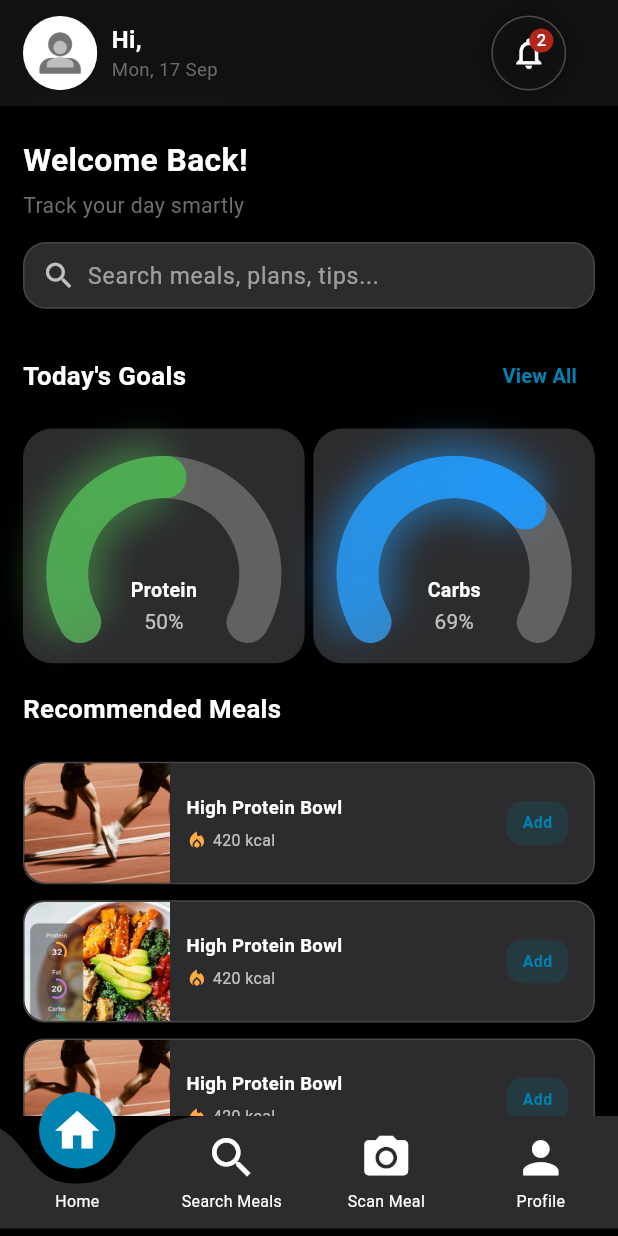
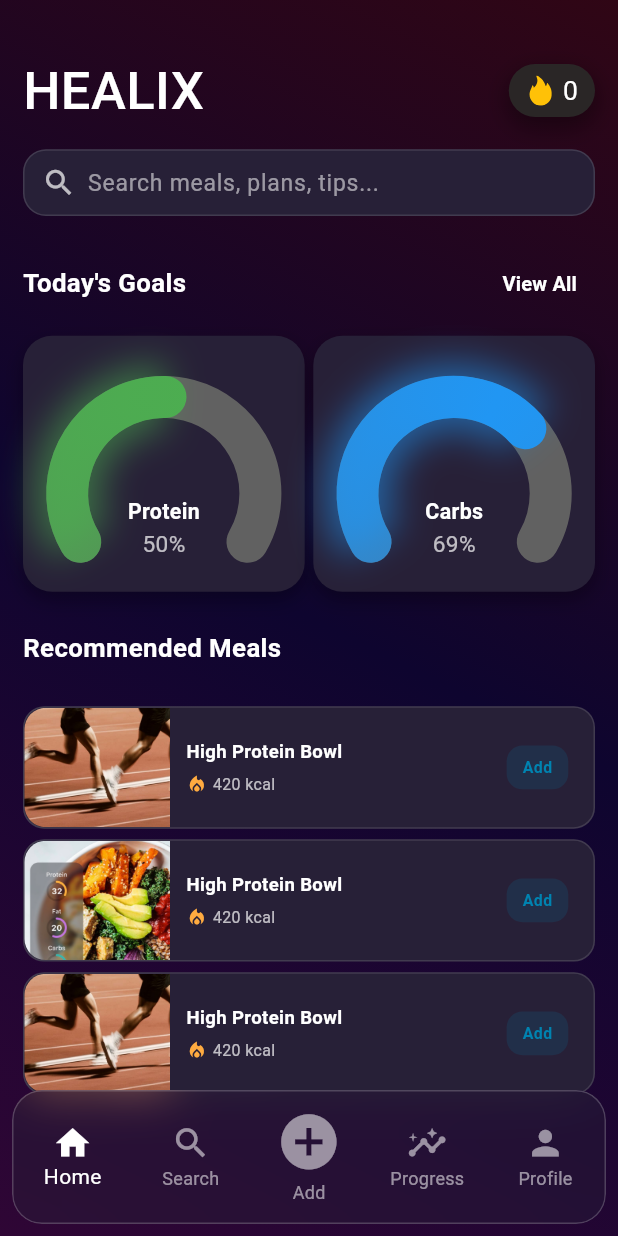
Before and after one commit to ahmednaderahmednader1717-art/HEALIX, a Flutter app: the HomeScreen screen opened directly with empty values, on a phone screen of 412 x 824 dp. Run offline on Flutter 3.47's test engine with Material 3 defaults, Android fonts, the phone set to English and light mode, and no system bars; drawn by our look-alikes of curved_labeled_navigation_bar; our stand-ins replace carousel_slider, dio, file_picker, flutter_svg, gap, google_fonts and 4 more; accounts and stored records are empty.

Commit message:
customized home screen

```diff
--- a/lib/core/app_colors.dart
+++ b/lib/core/app_colors.dart
@@ -3,5 +3,5 @@ import 'package:flutter/material.dart';
 class AppColors {
   static const primarayColor = Color(0xFF0083B0);
   static const secondaryColor = Color.fromARGB(255, 109, 109, 109);
-  static const ContainerColor = Color(0xFF2C2C2E);
+  static const ContainerColor = Color.fromARGB(255, 39, 32, 55);
 }
--- a/lib/views/auth/multi_step_signup_page.dart
+++ b/lib/views/auth/multi_step_signup_page.dart
@@ -258,6 +258,7 @@ class _MultiStepSignUpPageState extends State<MultiStepSignUpPage> {
       child: Scaffold(
         backgroundColor: Colors.black,
         appBar: AppBar(
+          automaticallyImplyLeading: false,
           backgroundColor: Colors.black,
           centerTitle: true,
           title: const Text(
--- a/lib/views/auth/sign_up_steps/step_diet_type.dart
+++ b/lib/views/auth/sign_up_steps/step_diet_type.dart
@@ -1,8 +1,5 @@
-import 'dart:convert';
 import 'dart:math';
-
 import 'package:flutter/material.dart';
-import 'package:flutter_svg/flutter_svg.dart'; // لو عندك SVG icons
 import 'package:gap/gap.dart';
 
 class StepDietType extends StatelessWidget {
@@ -50,7 +47,6 @@ class StepDietType extends StatelessWidget {
     final h = screenHeight / baseHeight;
     // ignore: unused_local_variable
     final scale = min(w, h);
-    final double toolbarHeight = 80 * h;
 
     return SingleChildScrollView(
       child: Padding(
--- a/lib/views/auth/sign_up_steps/stepextradetails.dart
+++ b/lib/views/auth/sign_up_steps/stepextradetails.dart
@@ -1,13 +1,10 @@
 import 'dart:math';
-
 import 'package:flutter/material.dart';
 import 'package:gap/gap.dart';
 import 'package:google_fonts/google_fonts.dart';
 import 'package:test_splash/core/app_colors.dart';
 
 class StepExtraDetails extends StatelessWidget {
-
-
 
   final String? selectedGender;
   final String? genderError;
@@ -55,7 +52,7 @@ class StepExtraDetails extends StatelessWidget {
     final w = screenWidth / baseWidth;
     final h = screenHeight / baseHeight;
     final scale = min(w, h);
-    final double toolbarHeight = 80 * h;
+
     return SingleChildScrollView(
       child: Padding(
         padding: EdgeInsets.symmetric(horizontal: 16*w),
--- a/lib/views/home/home_screen.dart
+++ b/lib/views/home/home_screen.dart
@@ -1,14 +1,13 @@
 import 'dart:math';
-import 'package:curved_labeled_navigation_bar/curved_navigation_bar.dart';
-import 'package:curved_labeled_navigation_bar/curved_navigation_bar_item.dart';
+import 'dart:ui';
 import 'package:flutter/material.dart';
 import 'package:test_splash/core/app_colors.dart';
 import 'package:test_splash/models/user_info_model.dart';
 import 'package:test_splash/views/home/views/home_tab.dart';
 import 'package:test_splash/views/home/views/profile_tab.dart';
+import 'package:test_splash/views/home/views/progress_tab.dart';
 import 'package:test_splash/views/home/views/scan_meal_tab.dart';
 import 'package:test_splash/views/home/views/search_meal_tab.dart';
-import 'package:test_splash/views/home/widgets/home_page_appbar.dart';
 
 class HomeScreen extends StatefulWidget {
   const HomeScreen({super.key, required this.user});
@@ -22,7 +21,6 @@ class HomeScreen extends StatefulWidget {
 class _HomeScreenState extends State<HomeScreen> {
   int _currentIndex = 0;
 
-  // الصفحات
   late final List<Widget> _pages = [
     HomeTab(
       onTabChange: (index) {
@@ -31,6 +29,7 @@ class _HomeScreenState extends State<HomeScreen> {
     ),
     const SearchMealTab(),
     const ScanMealTab(),
+    const ProgressTab(),
     const ProfileTab(),
   ];
 
@@ -43,63 +42,99 @@ class _HomeScreenState extends State<HomeScreen> {
     final w = screenWidth / baseWidth;
     final h = screenHeight / baseHeight;
     final scale = min(w, h);
-    final double toolbarHeight = 80 * h;
 
     return Scaffold(
-      backgroundColor: Colors.black,
-
-      // 👇 Stack عشان نضيف AppBar ثابت فوق كل التابات
+      extendBody: true, // مهم للشفافية
       body: Stack(
         children: [
-          // محتوى التابات
-          IndexedStack(index: _currentIndex, children: _pages),
-
-          // AppBar ثابت لكل الصفحات
-          HomePageAppBar(
-            toolbarHeight: toolbarHeight,
-            w: w,
-            scale: scale,
-            fullName: widget.user.fullName, profilePictureUrl: widget.user.profilePictureUrl,
+          // Gradient Background
+          Container(
+            decoration: const BoxDecoration(
+              gradient: LinearGradient(
+                colors: [
+                  Color.fromARGB(255, 48, 6, 21),
+                  Color.fromARGB(255, 14, 5, 47),
+                  Color.fromARGB(255, 47, 6, 53),
+                ],
+                begin: Alignment.topRight,
+                end: Alignment.bottomLeft,
+              ),
+            ),
+          ),
+          // محتوى التابات مع padding أسفل BottomNavigationBar
+          IndexedStack(
+            index: _currentIndex,
+            children: _pages.map((page) {
+              return Padding(
+                padding: EdgeInsets.only(
+                  bottom: MediaQuery.of(context).padding.bottom + 90,
+                ),
+                child: page,
+              );
+            }).toList(),
           ),
         ],
       ),
+      bottomNavigationBar: Theme(
+        data: Theme.of(context).copyWith(
+          splashColor: Colors.transparent,
+          highlightColor: Colors.transparent,
+        ),
+        child: Padding(
+          padding: const EdgeInsets.all(8.0),
+          child: ClipRRect(
+            borderRadius: BorderRadius.circular(20),
+            child: BackdropFilter(
+              filter: ImageFilter.blur(sigmaX: 15, sigmaY: 15),
+              child: Container(
+                height: 101*h,
+                decoration: BoxDecoration(
+                  color: AppColors.ContainerColor.withOpacity(0.4),
+                  borderRadius: BorderRadius.circular(20),
+                  border: Border.all(
+                    color: Colors.white.withOpacity(0.2),
+                    width: 1,
+                  ),
+                ),
+                child: BottomNavigationBar(
 
-      // شريط التنقل السفلي
-      bottomNavigationBar: CurvedNavigationBar(
-        iconPadding: 8,
-        backgroundColor: const Color.fromARGB(
-          153,
-          0,
-          0,
-          0,
-        ).withValues(alpha: 0.60),
-        color: AppColors.ContainerColor,
-        buttonBackgroundColor: AppColors.primarayColor,
-        animationDuration: Duration(milliseconds: 400),
-        height: 80,
+                  currentIndex: _currentIndex,
+                  onTap: (index) => setState(() => _currentIndex = index),
+                  backgroundColor: Colors.transparent,
+                  elevation: 0,
+                  type: BottomNavigationBarType.fixed,
+                  selectedItemColor: Colors.white,
+                  unselectedItemColor: Colors.white54,
+                  showSelectedLabels: true,
+                  showUnselectedLabels: true,
+                  useLegacyColorScheme: false,
                   items: [
-          CurvedNavigationBarItem(
-            child: const Icon(Icons.home, color: Colors.white, size: 35),
+                    BottomNavigationBarItem(
+                      icon: Icon(Icons.home, size: 30 * scale),
                       label: "Home",
-            labelStyle: TextStyle(fontSize: 12 * scale, color: Colors.white),
                     ),
-          CurvedNavigationBarItem(
-            child: const Icon(Icons.search, color: Colors.white, size: 35),
-            label: "Search Meals",
-            labelStyle: TextStyle(fontSize: 12 * scale, color: Colors.white),
+                    BottomNavigationBarItem(
+                      icon: Icon(Icons.search, size: 30 * scale),
+                      label: "Search",
                     ),
-          CurvedNavigationBarItem(
-            child: Icon(Icons.camera_alt, color: Colors.white, size: 35),
-            label: "Scan Meal",
-            labelStyle: TextStyle(fontSize: 12 * scale, color: Colors.white),
+                    BottomNavigationBarItem(
+                      icon: Icon(Icons.add_circle, size: 50 * scale),
+                      label: "Add",
                     ),
-          CurvedNavigationBarItem(
-            child: const Icon(Icons.person, color: Colors.white, size: 35),
+                    BottomNavigationBarItem(
+                      icon: Icon(Icons.insights_sharp, size: 30 * scale),
+                      label: "Progress",
+                    ),
+                    BottomNavigationBarItem(
+                      icon: Icon(Icons.person, size: 30 * scale),
                       label: "Profile",
-            labelStyle: TextStyle(fontSize: 12 * scale, color: Colors.white),
                     ),
                   ],
-        onTap: (index) => setState(() => _currentIndex = index),
+                ),
+              ),
+            ),
+          ),
+        ),
       ),
     );
   }
--- a/lib/views/home/views/home_tab.dart
+++ b/lib/views/home/views/home_tab.dart
@@ -1,5 +1,8 @@
+import 'dart:math';
 import 'package:flutter/material.dart';
+import 'package:flutter_svg/flutter_svg.dart';
 import 'package:gap/gap.dart';
+import 'package:google_fonts/google_fonts.dart';
 import 'package:test_splash/models/nutrient.dart';
 import 'package:test_splash/views/home/widgets/charts_widget.dart';
 import 'package:test_splash/views/home/widgets/custom_search_bar.dart';
@@ -24,35 +27,30 @@ class _HomeTabState extends State<HomeTab> {
     final screenWidth = MediaQuery.of(context).size.width;
     final screenHeight = MediaQuery.of(context).size.height;
 
-    // التصميم الأساسي الذي تم التصميم عليه
     const baseWidth = 430.0;
     const baseHeight = 932.0;
 
-    // scale منفصل للعرض والارتفاع
     final w = screenWidth / baseWidth;
     final h = screenHeight / baseHeight;
+    final scale = min(w, h);
 
-    final double toolbarHeight = 80 * h;
-
-    // إعداد الـ Grid حسب حجم الشاشة
     int crossAxisCount;
     double childAspectRatio;
 
     if (screenWidth < 600) {
-      crossAxisCount = 2; // موبايل
-      childAspectRatio = 1.2;
+      crossAxisCount = 2;
+      childAspectRatio = 1.1;
     } else if (screenWidth < 900) {
-      crossAxisCount = 3; // تابلت صغير
+      crossAxisCount = 3;
       childAspectRatio = 1.2;
     } else if (screenWidth < 1200) {
       crossAxisCount = 4;
-      childAspectRatio = 1.5;
+      childAspectRatio = 1.25;
     } else {
       crossAxisCount = 4;
       childAspectRatio = 1.3;
     }
 
-    // عدد العناصر المبدئية حسب حجم الشاشة
     int defaultGoals;
     if (screenWidth < 600) {
       defaultGoals = 2;
@@ -62,40 +60,76 @@ class _HomeTabState extends State<HomeTab> {
       defaultGoals = Nutrient.nutrients.length;
     }
 
-    // عدد العناصر المعروضة
     final goalsToShow = _showAllGoals
         ? Nutrient.nutrients.length
         : (Nutrient.nutrients.length >= defaultGoals
               ? defaultGoals
               : Nutrient.nutrients.length);
 
-    // هل نعرض زر View All؟
     final bool showActionButton = Nutrient.nutrients.length > defaultGoals;
 
-    return Stack(
-      children: [
-        SingleChildScrollView(
+    return SingleChildScrollView(
       physics: const BouncingScrollPhysics(),
       padding: EdgeInsets.only(
         left: 16 * w,
         right: 16 * w,
-            top: toolbarHeight,
-            bottom: 120 * h,
+        // لا يوجد بادينج سفلي كي لا يظهر فراغ زائد
       ),
       child: Column(
         crossAxisAlignment: CrossAxisAlignment.start,
         children: [
-              Gap(24 * h),
-              SectionTitle(
-                title: "Welcome Back!",
-                subtitle: "Track your day smartly",
-                scale: h,
+          Gap(40 * h),
+          Row(
+            children: [
+              Text(
+                "HEALIX",
+                style: GoogleFonts.inriaSans(
+                  fontSize: 35,
+                  color: Colors.white,
+                  fontWeight: FontWeight.w500,
+                ),
+              ),
+              const Spacer(),
+              Container(
+                width: 60 * w,
+                height: 40 * h,
+                decoration: BoxDecoration(
+                  color: const Color.fromARGB(255, 42, 38, 38),
+                  borderRadius: BorderRadius.circular(20),
+                  boxShadow: [
+                    BoxShadow(
+                      color: Colors.black.withOpacity(0.35),
+                      blurRadius: 12,
+                      spreadRadius: 2,
+                      offset: const Offset(0, 6),
+                    ),
+                  ],
+                ),
+                child: Row(
+                  mainAxisAlignment: MainAxisAlignment.center,
+                  children: [
+                    SvgPicture.asset(
+                      "assets/SVGs/fire-svgrepo-com.svg",
+                      color: Colors.amber,
+                      width: 20,
+                      height: 20,
+                    ),
+                    Gap(5 * w),
+                    Text(
+                      "0",
+                      style: GoogleFonts.inriaSans(
+                        fontSize: 20 * scale,
+                        color: Colors.white,
+                      ),
+                    ),
+                  ],
+                ),
+              ),
+            ],
           ),
           Gap(16 * h),
           CustomSearchBar(scale: w),
           Gap(24 * h),
-
-              // Today's Goals
           RowHeader(
             title: "Today's Goals",
             actionText: showActionButton
@@ -109,11 +143,10 @@ class _HomeTabState extends State<HomeTab> {
             scale: w,
           ),
           Gap(12 * h),
-
-              // GridView responsive
           GridView.builder(
             physics: const NeverScrollableScrollPhysics(),
             shrinkWrap: true,
+            padding: EdgeInsets.zero, // مهم لتجنب أي فراغ داخلي
             itemCount: goalsToShow,
             gridDelegate: SliverGridDelegateWithFixedCrossAxisCount(
               crossAxisCount: crossAxisCount,
@@ -131,23 +164,19 @@ class _HomeTabState extends State<HomeTab> {
               );
             },
           ),
-              Gap(8 * h),
-
-              // Recommended Meals section
+          Gap(16 * h),
           RowHeader(
             title: "Recommended Meals",
             actionText: "",
             onAction: null,
             scale: w,
           ),
-              Gap(12 * h),
-
-              // Meals list
+          Gap(16 * h),
           ListView.separated(
             physics: const NeverScrollableScrollPhysics(),
             shrinkWrap: true,
             itemCount: 5,
-                separatorBuilder: (_, __) => SizedBox(height: 12 * h),
+            separatorBuilder: (_, __) => SizedBox(height: 8 * h), // gap صغير
             itemBuilder: (context, index) {
               final image = index.isEven
                   ? "assets/covers/IMG_1049.JPG"
@@ -160,11 +189,9 @@ class _HomeTabState extends State<HomeTab> {
               );
             },
           ),
-              Gap(28 * h),
+          // احذف أي Gap أو SizedBox كبيرة تحت ListView نهائياً
         ],
       ),
-        ),
-      ],
     );
   }
 }
--- /dev/null
+++ b/lib/views/home/views/progress_tab.dart
@@ -0,0 +1,46 @@
+import 'dart:math';
+
+import 'package:flutter/material.dart';
+import 'package:google_fonts/google_fonts.dart';
+
+class ProgressTab extends StatelessWidget {
+  const ProgressTab({super.key});
+
+  @override
+  Widget build(BuildContext context) {
+    final screenWidth = MediaQuery.of(context).size.width;
+    final screenHeight = MediaQuery.of(context).size.height;
+    const baseWidth = 430.0;
+    const baseHeight = 932.0;
+    final w = screenWidth / baseWidth;
+    final h = screenHeight / baseHeight;
+    final scale = min(w, h);
+    final double toolbarHeight = 80 * h;
+
+    return Stack(
+      children: [
+        SingleChildScrollView(
+          padding: EdgeInsets.only(
+            left: 16 * w,
+            right: 16 * w,
+            top: toolbarHeight + 10 * h,
+            bottom: 120 * h,
+          ),
+          child: Center(
+            child: Column(
+              children: [
+                Text(
+                  "Progress",
+                  style: GoogleFonts.inriaSans(
+                    color: Colors.white,
+                    fontSize: 18 * scale,
+                  ),
+                ),
+              ],
+            ),
+          ),
+        ),
+      ],
+    );
+  }
+}
--- a/lib/views/home/widgets/charts_widget.dart
+++ b/lib/views/home/widgets/charts_widget.dart
@@ -2,6 +2,7 @@ import 'dart:math';
 import 'package:flutter/material.dart';
 import 'package:gap/gap.dart';
 import 'package:google_fonts/google_fonts.dart';
+import 'package:test_splash/core/app_colors.dart';
 
 class AppleRingCard extends StatefulWidget {
   final String title;
@@ -70,7 +71,7 @@ class _AppleRingCardState extends State<AppleRingCard>
 
         return Container(
           decoration: BoxDecoration(
-            color: const Color(0xFF2C2C2E),
+            color: AppColors.ContainerColor,
             borderRadius: BorderRadius.circular(22 * widget.scale),
             boxShadow: [
               BoxShadow(
--- a/lib/views/home/widgets/custom_search_bar.dart
+++ b/lib/views/home/widgets/custom_search_bar.dart
@@ -1,5 +1,6 @@
 import 'package:flutter/material.dart';
 import 'package:google_fonts/google_fonts.dart';
+import 'package:test_splash/core/app_colors.dart';
 
 class CustomSearchBar extends StatelessWidget {
   final double scale;
@@ -9,7 +10,7 @@ class CustomSearchBar extends StatelessWidget {
   Widget build(BuildContext context) {
     return Container(
       decoration: BoxDecoration(
-        color: const Color(0xFF2C2C2E),
+        color: AppColors.ContainerColor,
         borderRadius: BorderRadius.circular(16 * scale),
         border: Border.all(color: Colors.white12),
       ),
--- a/lib/views/home/widgets/home_page_appbar.dart
+++ b/lib/views/home/widgets/home_page_appbar.dart
@@ -30,9 +30,6 @@ class _HomePageAppBarState extends State<HomePageAppBar> {
 
     print("🖼️ ProfilePictureUrl in AppBar: '${widget.profilePictureUrl}'");
     return Positioned(
-      top: 0,
-      left: 0,
-      right: 0,
       child: SizedBox(
         height: widget.toolbarHeight,
         child: ClipRRect(
--- a/lib/views/home/widgets/row_header.dart
+++ b/lib/views/home/widgets/row_header.dart
@@ -31,7 +31,7 @@ class RowHeader extends StatelessWidget {
           child: Text(
             actionText,
             style: TextStyle(
-              color: AppColors.primarayColor,
+              color: const Color.fromARGB(255, 255, 255, 255),
               fontSize: 14 * scale,
               fontWeight: FontWeight.w600,
             ),
```
Also changed, not shown: assets/SVGs/fire-svgrepo-com.svg (added). Lines whose indentation alone changed are shown as unchanged.
